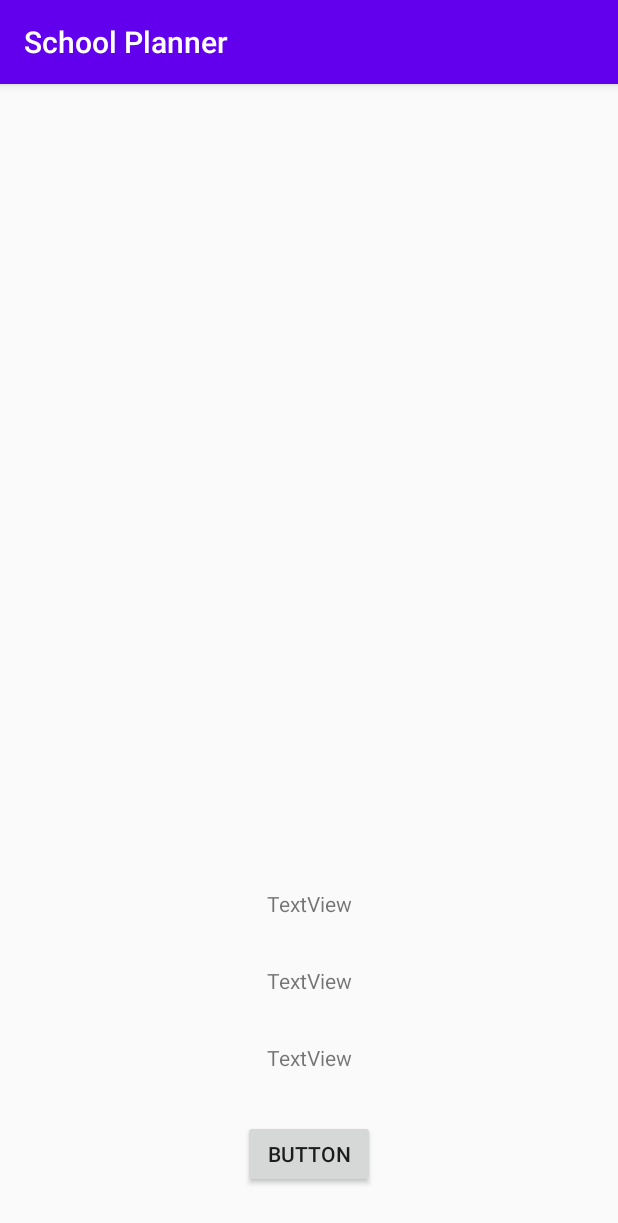
After one commit to ashleyswang/cs184-school-planner, an Android app: the UserPortal screen opened directly, with no data from a screen before it, on a phone screen of 412 x 824 dp. The commit adds this screen. Shown: the top 1223 px of the screen. Run offline under Robolectric (Android 15) with nearby library versions, the phone set to English and light mode, and no system bars.

Commit message:
oauth done

```diff
--- a/app/build.gradle
+++ b/app/build.gradle
@@ -37,5 +37,7 @@ dependencies {
     testImplementation 'junit:junit:4.12'
     androidTestImplementation 'androidx.test.ext:junit:1.1.2'
     androidTestImplementation 'androidx.test.espresso:espresso-core:3.3.0'
-
+    implementation 'com.google.android.gms:play-services-auth:19.0.0'
+    implementation 'com.github.bumptech.glide:glide:4.11.0'
+    annotationProcessor 'com.github.bumptech.glide:compiler:4.11.0'
 }
--- a/app/src/main/AndroidManifest.xml
+++ b/app/src/main/AndroidManifest.xml
@@ -9,6 +9,7 @@
         android:roundIcon="@mipmap/ic_launcher_round"
         android:supportsRtl="true"
         android:theme="@style/AppTheme">
+        <activity android:name=".UserPortal"></activity>
         <activity android:name=".MainActivity">
             <intent-filter>
                 <action android:name="android.intent.action.MAIN" />
--- /dev/null
+++ b/app/src/main/java/edu/ucsb/cs/cs184/ashleyswang/schoolplanner/UserPortal.kt
@@ -0,0 +1,75 @@
+package edu.ucsb.cs.cs184.ashleyswang.schoolplanner
+
+import android.net.Uri
+import android.os.Bundle
+import android.widget.Button
+import android.widget.ImageView
+import android.widget.TextView
+import android.widget.Toast
+import androidx.appcompat.app.AppCompatActivity
+import com.bumptech.glide.Glide
+import com.google.android.gms.auth.api.signin.GoogleSignIn
+import com.google.android.gms.auth.api.signin.GoogleSignInClient
+import com.google.android.gms.auth.api.signin.GoogleSignInOptions
+import com.google.android.gms.tasks.OnCompleteListener
+
+
+class UserPortal : AppCompatActivity() {
+    private lateinit var name: TextView
+    private lateinit var email: TextView
+    private lateinit var id: TextView
+    private lateinit var image: ImageView
+    private lateinit var button: Button
+
+    private lateinit var mGoogleSignInClient: GoogleSignInClient
+
+    override fun onCreate(savedInstanceState: Bundle?) {
+        super.onCreate(savedInstanceState)
+        setContentView(R.layout.activity_user_portal)
+
+        val gso: GoogleSignInOptions = GoogleSignInOptions.Builder(GoogleSignInOptions.DEFAULT_SIGN_IN)
+            .requestEmail()
+            .build()
+
+        // Build a GoogleSignInClient with the options specified by gso.
+        mGoogleSignInClient = GoogleSignIn.getClient(this, gso)
+
+        name = findViewById(R.id.name)
+        email = findViewById(R.id.email)
+        id = findViewById(R.id.id)
+        image = findViewById(R.id.image)
+        button = findViewById(R.id.button)
+
+
+        button.setOnClickListener {
+            when (it.getId()) {
+                R.id.button -> signOut()
+            }
+        }
+        val acct = GoogleSignIn.getLastSignedInAccount(this)
+        if (acct != null) {
+            val personName = acct.displayName
+            val personGivenName = acct.givenName
+            val personFamilyName = acct.familyName
+            val personEmail = acct.email
+            val personId = acct.id
+            val personPhoto: Uri? = acct.photoUrl
+
+            name.setText(personName)
+            email.setText(personEmail)
+            id.setText(personId)
+            Glide.with(this).load(personPhoto.toString()).into(image)
+        }
+    }
+
+    private fun signOut() {
+        mGoogleSignInClient.signOut()
+            .addOnCompleteListener(this, OnCompleteListener<Void?> {
+                // ...
+                Toast.makeText(this, "Signed out successfully!", Toast.LENGTH_LONG).show()
+                finish()
+            })
+    }
+
+
+}
--- /dev/null
+++ b/app/src/main/res/layout/activity_user_portal.xml
@@ -0,0 +1,58 @@
+<?xml version="1.0" encoding="utf-8"?>
+<androidx.constraintlayout.widget.ConstraintLayout xmlns:android="http://schemas.android.com/apk/res/android"
+    xmlns:app="http://schemas.android.com/apk/res-auto"
+    xmlns:tools="http://schemas.android.com/tools"
+    android:layout_width="match_parent"
+    android:layout_height="match_parent"
+    tools:context=".UserPortal">
+
+    <TextView
+        android:id="@+id/id"
+        android:layout_width="wrap_content"
+        android:layout_height="wrap_content"
+        android:layout_marginBottom="32dp"
+        android:text="TextView"
+        app:layout_constraintBottom_toTopOf="@+id/button"
+        app:layout_constraintEnd_toEndOf="parent"
+        app:layout_constraintStart_toStartOf="parent" />
+
+    <Button
+        android:id="@+id/button"
+        android:layout_width="88dp"
+        android:layout_height="45dp"
+        android:layout_marginBottom="32dp"
+        android:text="Button"
+        app:layout_constraintBottom_toBottomOf="parent"
+        app:layout_constraintEnd_toEndOf="parent"
+        app:layout_constraintStart_toStartOf="parent" />
+
+    <TextView
+        android:id="@+id/email"
+        android:layout_width="wrap_content"
+        android:layout_height="wrap_content"
+        android:layout_marginBottom="32dp"
+        android:text="TextView"
+        app:layout_constraintBottom_toTopOf="@+id/id"
+        app:layout_constraintEnd_toEndOf="parent"
+        app:layout_constraintStart_toStartOf="parent" />
+
+    <TextView
+        android:id="@+id/name"
+        android:layout_width="wrap_content"
+        android:layout_height="wrap_content"
+        android:layout_marginBottom="32dp"
+        android:text="TextView"
+        app:layout_constraintBottom_toTopOf="@+id/email"
+        app:layout_constraintEnd_toEndOf="parent"
+        app:layout_constraintStart_toStartOf="parent" />
+
+    <ImageView
+        android:id="@+id/image"
+        android:layout_width="wrap_content"
+        android:layout_height="wrap_content"
+        android:layout_marginBottom="32dp"
+        app:layout_constraintBottom_toTopOf="@+id/name"
+        app:layout_constraintEnd_toEndOf="parent"
+        app:layout_constraintStart_toStartOf="parent"
+        tools:srcCompat="@tools:sample/avatars" />
+</androidx.constraintlayout.widget.ConstraintLayout>
```
Also changed, not shown: app/src/main/java/edu/ucsb/cs/cs184/ashleyswang/schoolplanner/MainActivity.kt (+81 -0 lines), app/src/main/res/layout/activity_main.xml (+4 -4 lines).
